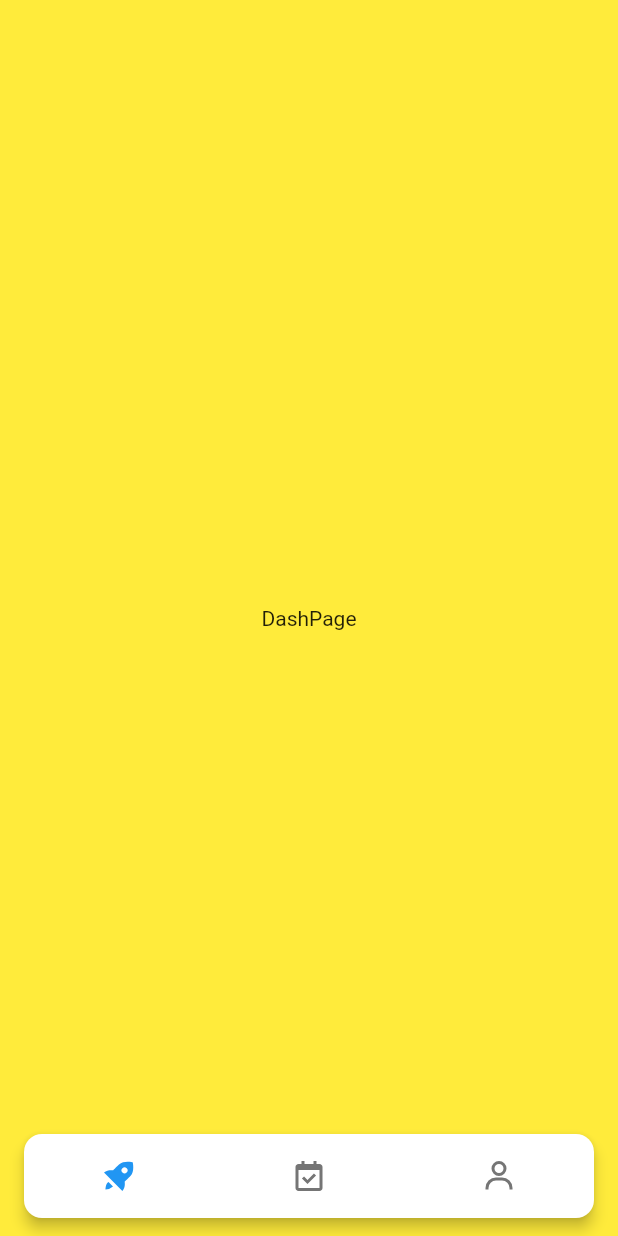
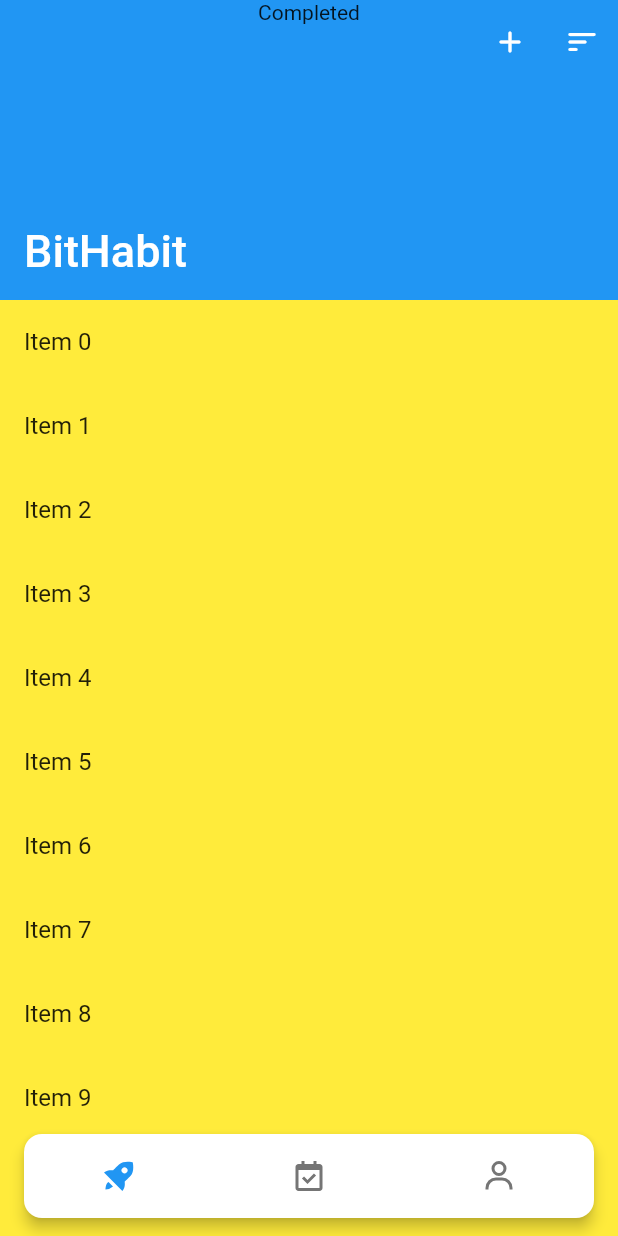
Before and after one commit to alifgiant/bithabit, a Flutter app: the screen it shows after launch, on a phone screen of 412 x 824 dp. Run offline on Flutter 3.47's test engine with Material 2 defaults, Android fonts, the phone set to English and light mode, and no system bars; drawn by our look-alikes of custom_navigation_bar; our stand-ins replace icons_plus.

Commit message:
create dash page

```diff
--- a/lib/app.dart
+++ b/lib/app.dart
@@ -8,7 +8,8 @@ class MyApp extends StatelessWidget {
   @override
   Widget build(BuildContext context) {
     return MaterialApp(
-      title: 'Flutter Demo',
+      title: 'BitHabit',
+      debugShowCheckedModeBanner: false,
       theme: ThemeData(
         primarySwatch: Colors.blue,
       ),
--- a/lib/src/pages/dash/dash_page.dart
+++ b/lib/src/pages/dash/dash_page.dart
@@ -7,7 +7,49 @@ class DashPage extends StatelessWidget {
   Widget build(BuildContext context) {
     return Scaffold(
       backgroundColor: Colors.yellow,
-      body: Center(child: Text(runtimeType.toString())),
+      body: CustomScrollView(
+        slivers: [
+          SliverAppBar(
+            pinned: true,
+            actions: [
+              IconButton(
+                onPressed: () {},
+                icon: const Icon(Icons.add_rounded),
+              ),
+              IconButton(
+                onPressed: () {},
+                icon: const Icon(Icons.sort_rounded),
+              ),
+            ],
+            expandedHeight: 200.0,
+            flexibleSpace: FlexibleSpaceBar(
+              background: Column(
+                mainAxisSize: MainAxisSize.min,
+                children: [
+                  Text('Completed'),
+                ],
+              ),
+              centerTitle: false,
+              titlePadding: const EdgeInsets.all(16),
+              title: Text('BitHabit'),
+            ),
+          ),
+          SliverList(
+            delegate: SliverChildBuilderDelegate(
+              (context, index) {
+                return ListTile(
+                  title: Text('Item $index'),
+                  onTap: () {},
+                );
+              },
+              childCount: 20,
+            ),
+          ),
+          const SliverToBoxAdapter(
+            child: SizedBox(height: kBottomNavigationBarHeight + 16),
+          )
+        ],
+      ),
     );
   }
 }
```
